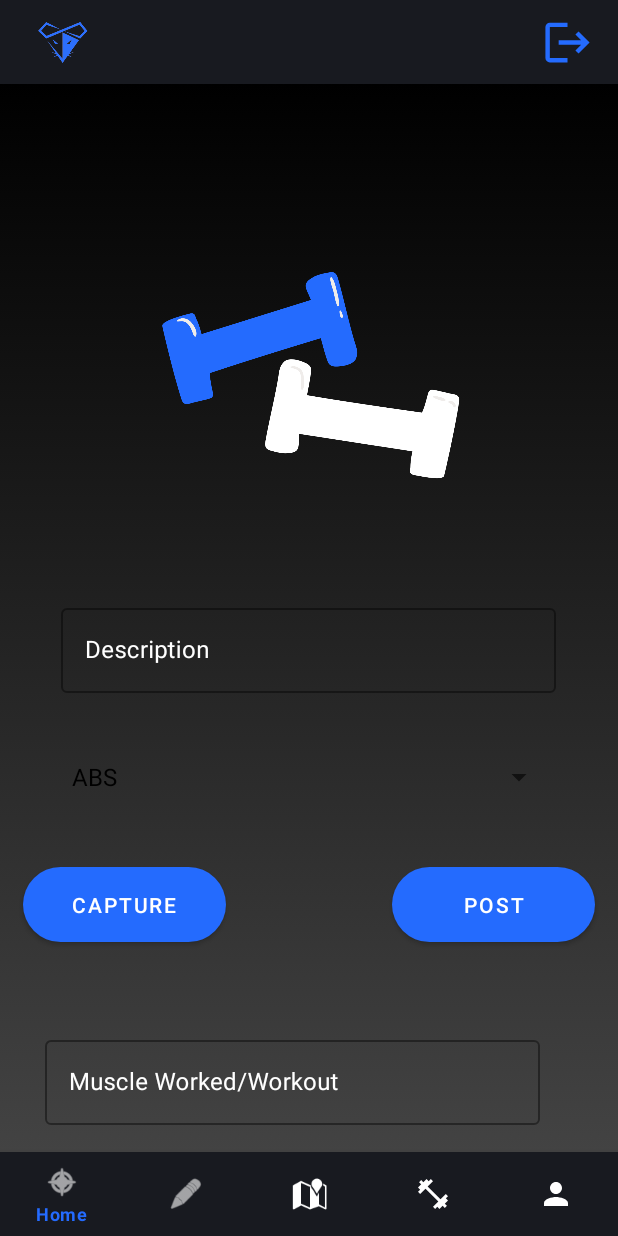
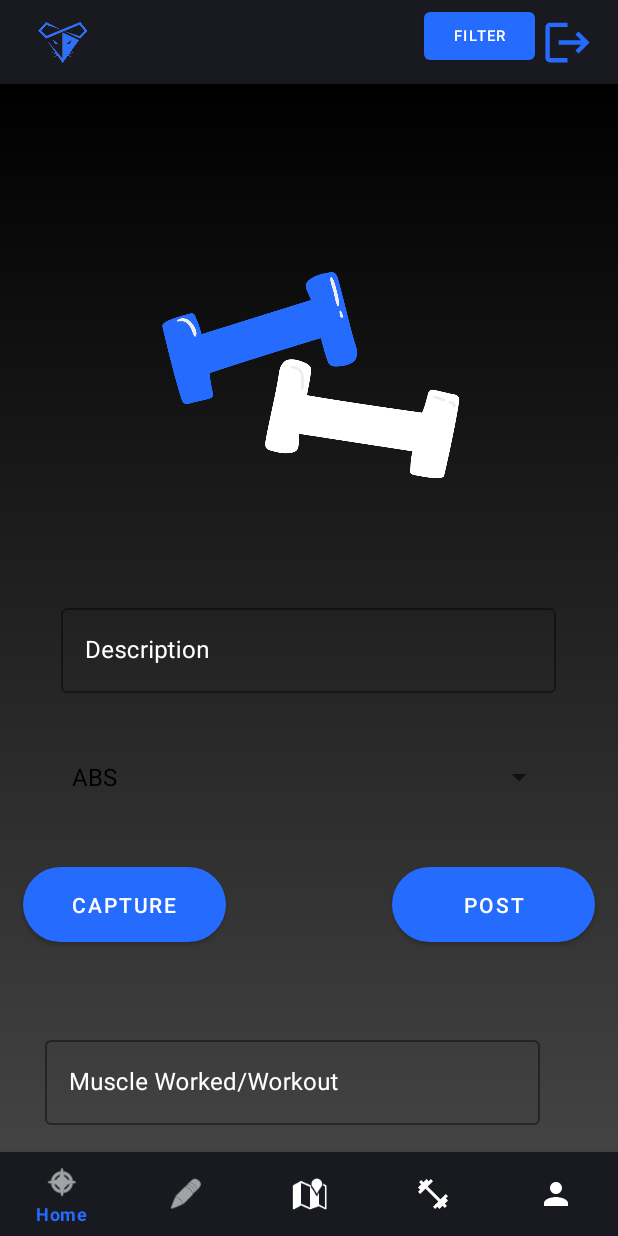
Before and after one commit to neongreen242/Gymrats, an Android app: the fragment ComposeFragment placed in its activity, on a phone screen of 412 x 824 dp. Run offline under Robolectric (Android 15) with nearby library versions, the phone set to English and light mode, and no system bars; libraries missing offline, so code that uses them is left out: com.parse; pictures from the network do not load; Roboto replaces fonts that are not available here; 5 statements that could not run were skipped.

Commit message:
added filter button with listview dialog box to select a filter

```diff
--- a/app/src/main/java/com/example/gymrats/LoginActivity.java
+++ b/app/src/main/java/com/example/gymrats/LoginActivity.java
@@ -61,7 +61,6 @@ public class LoginActivity extends AppCompatActivity {
         });
     }
 
-
     private void loginUser(String username, String password) {
         Log.i(TAG, "Attempting to Login user");
 
@@ -73,9 +72,7 @@ public class LoginActivity extends AppCompatActivity {
                     Toast.makeText(LoginActivity.this, "Incorrect Password", Toast.LENGTH_SHORT).show();
                     return;
                 }
-                MyFireBaseMessaging.sendNotification("Good Job","Keep it up");
                 goMainActivity();
-                Toast.makeText(LoginActivity.this, "Success", Toast.LENGTH_SHORT).show();
             }
         });
     }
--- a/app/src/main/java/com/example/gymrats/MyFireBaseMessaging.java
+++ b/app/src/main/java/com/example/gymrats/MyFireBaseMessaging.java
@@ -45,8 +45,7 @@ public class MyFireBaseMessaging extends FirebaseMessagingService {
         super.onMessageReceived(message);
         handleMessage(message);
         this.message = message;
-        Log.i(TAG, "Received message");
-
+        Log.e(TAG, "Received message"+ message.getNotification().getBody());
     }
 
     private void handleMessage(RemoteMessage message) {
--- a/app/src/main/java/com/example/gymrats/adapters/PostAdapter.java
+++ b/app/src/main/java/com/example/gymrats/adapters/PostAdapter.java
@@ -5,6 +5,7 @@ import android.view.LayoutInflater;
 import android.view.View;
 import android.view.ViewGroup;
 import android.widget.ImageView;
+import android.widget.Spinner;
 import android.widget.TextView;
 
 import androidx.annotation.NonNull;
@@ -62,6 +63,7 @@ public class PostAdapter extends RecyclerView.Adapter<PostAdapter.ViewHolder> {
         private TextView tvTime;
         private ImageView ivImage;
         private TextView tvWorkout;
+        private Spinner workoutTag;
         private TextView tvUsername;
         private TextView tvDescription;
         protected ImageView ivProfilePicture;
@@ -71,6 +73,7 @@ public class PostAdapter extends RecyclerView.Adapter<PostAdapter.ViewHolder> {
 
             tvTime = itemView.findViewById(R.id.tvTime);
             ivImage = itemView.findViewById(R.id.ivImage);
+            workoutTag = itemView.findViewById(R.id.workoutTag);
             tvWorkout = itemView.findViewById(R.id.tvWorkout);
             tvUsername = itemView.findViewById(R.id.tvUsername);
             tvDescription = itemView.findViewById(R.id.tvDescription);
@@ -80,7 +83,7 @@ public class PostAdapter extends RecyclerView.Adapter<PostAdapter.ViewHolder> {
 
         public void bind(Post post) {
 
-            tvWorkout.setText(post.getWorkout());
+            tvWorkout.setText(post.getTag());
             tvDescription.setText(post.getDescription());
             tvUsername.setText(post.getUser().getUsername());
 
--- a/app/src/main/res/layout/activity_main.xml
+++ b/app/src/main/res/layout/activity_main.xml
@@ -65,4 +65,14 @@
         app:layout_constraintStart_toStartOf="parent"
         app:menu="@menu/menu_bottom_navigation" />
 
+    <Button
+        android:id="@+id/btnFilter"
+        android:layout_width="74dp"
+        android:layout_height="44dp"
+        android:layout_marginEnd="4dp"
+        android:text="Filter"
+        android:textSize="10sp"
+        app:layout_constraintBottom_toBottomOf="@+id/logout"
+        app:layout_constraintEnd_toStartOf="@+id/logout" />
+
 </androidx.constraintlayout.widget.ConstraintLayout>
--- a/app/src/main/res/layout/home_post.xml
+++ b/app/src/main/res/layout/home_post.xml
@@ -90,7 +90,7 @@
         android:layout_height="wrap_content"
         android:layout_marginTop="10dp"
         android:fontFamily="@font/roboto_medium"
-        android:paddingLeft="5dp"
+        android:paddingLeft="10dp"
         android:text="Workout:"
         android:textColor="#246BFE"
         android:textSize="16sp"
@@ -99,4 +99,5 @@
         app:layout_constraintTop_toBottomOf="@+id/tvDescription"
         app:layout_constraintVertical_bias="0.0"
         tools:paddingLeft="10dp" />
+
 </androidx.constraintlayout.widget.ConstraintLayout>
```
Also changed, not shown: app/src/main/java/com/example/gymrats/MainActivity.java (+48 -0 lines), app/src/main/java/com/example/gymrats/fragments/ComposeFragment.java (+5 -2 lines), app/src/main/java/com/example/gymrats/models/Post.java (+10 -0 lines), app/src/main/res/layout/spinner_item.xml (added, +9 -0 lines).
